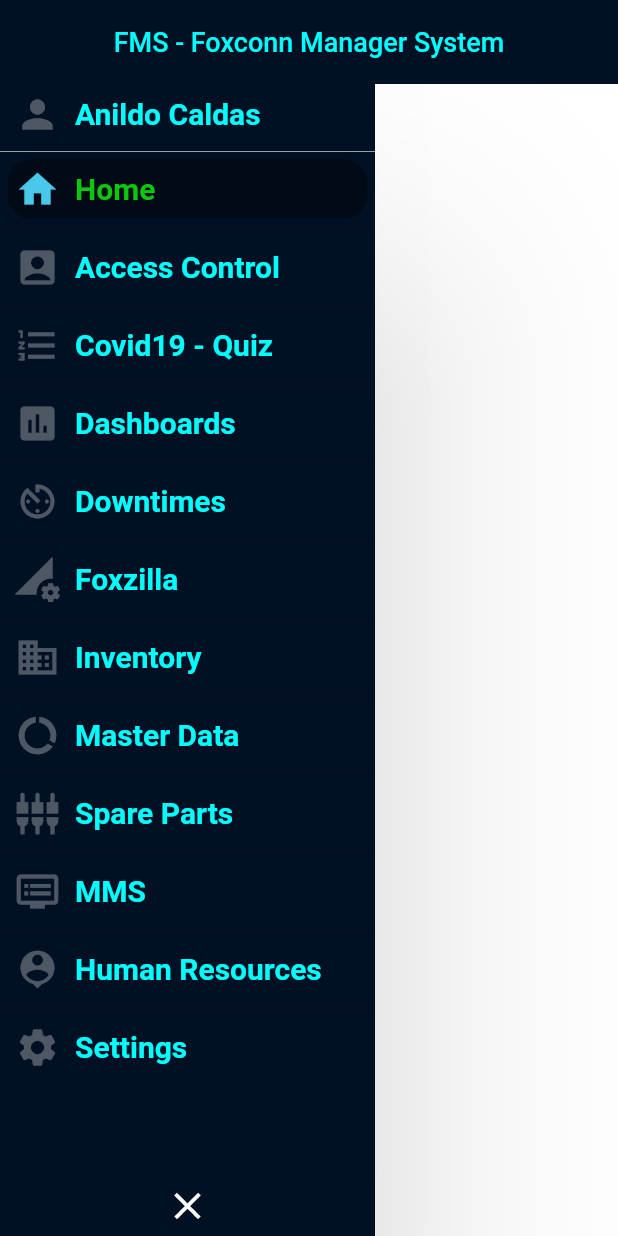
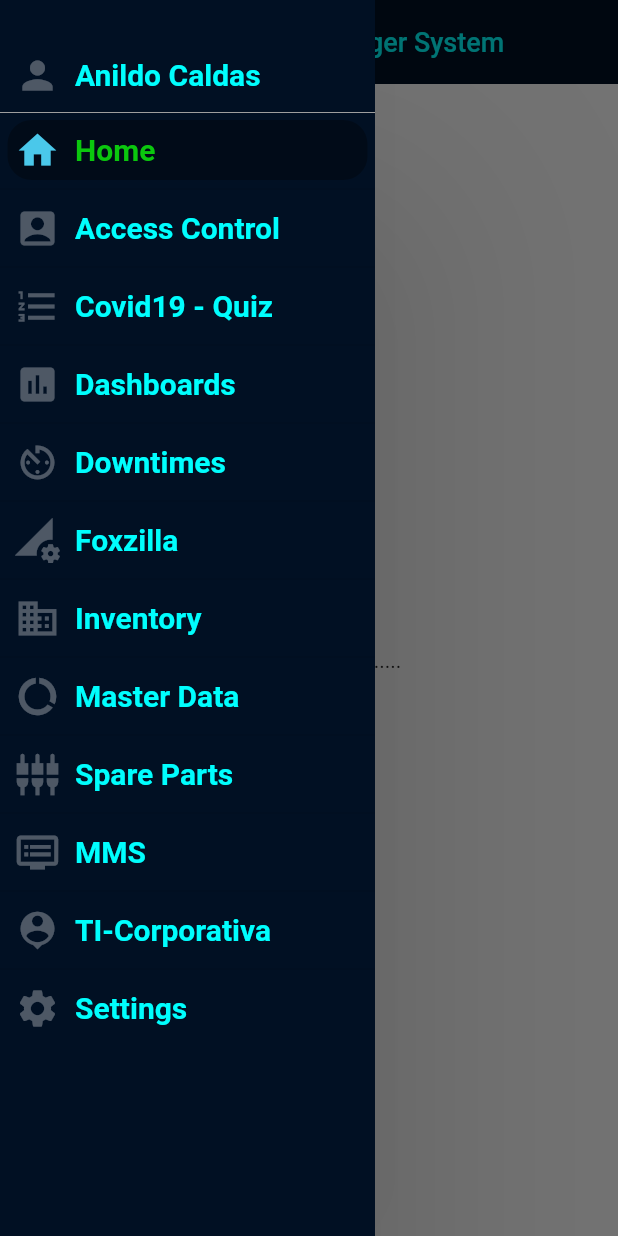
Before and after one commit to AnildoCaldasDev/DowntimeAppFlutter, a Flutter app: the screen it shows after launch, with the side drawer open (before the commit the screen has no drawer), on a phone screen of 412 x 824 dp. Run offline on Flutter 3.47's test engine with Material 2 defaults, Android fonts, the phone set to English and light mode, and no system bars.

Commit message:
created navigation and formated layout of app

```diff
--- a/downtime_app_flutter/lib/commons/collapsing_navigation_drawer.dart
+++ b/downtime_app_flutter/lib/commons/collapsing_navigation_drawer.dart
@@ -1,3 +1,4 @@
+import 'package:downtime_app_flutter/commons/navigation_drawer_bloc.dart';
 import 'package:downtime_app_flutter/model/navigation_model.dart';
 import 'package:downtime_app_flutter/theme.dart';
 import 'package:flutter/material.dart';
@@ -5,6 +6,10 @@
 import 'collapsing_list_tile.dart';
 
 class CollapsingNavigationDrawer extends StatefulWidget {
+
+  final NavigationDrawerBloc bloc;
+  CollapsingNavigationDrawer({ @required this.bloc});
+
   @override
   CollapsingNavigationDrawerState createState() {
     return new CollapsingNavigationDrawerState();
@@ -45,6 +50,7 @@
       color: backGroundColorFuturistic,
       child: Column(
         children: <Widget>[
+          SizedBox(height: 30.0),
           CollapsingListTile(
             title: 'Anildo Caldas',
             icon: Icons.person,
@@ -61,7 +67,11 @@
                     onTap: (){
                       setState(() {
                         currentSelectedIndex = counter;
+                         Navigator.of(context).pop();
+                         bloc.updateNavigation(navigationItems[counter].router);
                       });
+                      // Navigator.of(context).pop();
+                      // bloc.updateNavigation(navigationItems[counter].router);
                     },
                     title: navigationItems[counter].title,
                     icon: navigationItems[counter].icon,
@@ -72,22 +82,22 @@
               itemCount: navigationItems.length,
             ),
           ),
-          SizedBox(height: 10.0),
-          InkWell(
-              onTap: () {
-                setState(() {
-                  isCollapsed = !isCollapsed;
-                  isCollapsed
-                      ? _animationController.forward()
-                      : _animationController.reverse();
-                });
-              },
-              child: AnimatedIcon(
-                  icon: AnimatedIcons.close_menu,
-                  progress: _animationController,
-                  color: Colors.white,
-                  size: 30.0)),
-                  SizedBox(height: 5.0),
+          //SizedBox(height: 10.0),
+          // InkWell(
+          //     onTap: () {
+          //       setState(() {
+          //         isCollapsed = !isCollapsed;
+          //         isCollapsed
+          //             ? _animationController.forward()
+          //             : _animationController.reverse();
+          //       });
+          //     },
+          //     child: AnimatedIcon(
+          //         icon: AnimatedIcons.close_menu,
+          //         progress: _animationController,
+          //         color: Colors.white,
+          //         size: 30.0)),
+                 // SizedBox(height: 5.0),
         ],
       ),
     ));
--- a/downtime_app_flutter/lib/commons/navigation_drawer_bloc.dart
+++ b/downtime_app_flutter/lib/commons/navigation_drawer_bloc.dart
@@ -16,5 +16,6 @@
   void dispose() {
     navigationController.close();
   }
+}
 
-}
+ final bloc = NavigationDrawerBloc();
--- a/downtime_app_flutter/lib/commons/navigation_provider.dart
+++ b/downtime_app_flutter/lib/commons/navigation_provider.dart
@@ -1,5 +1,5 @@
 class NavigationProvider {
-  String currentNavigation = "Home";
+  String currentNavigation = "home";
 
   void updateNavigation(String navigation) {
     currentNavigation = navigation;
--- a/downtime_app_flutter/lib/main.dart
+++ b/downtime_app_flutter/lib/main.dart
@@ -1,7 +1,14 @@
+import 'package:downtime_app_flutter/pages/dashboards.dart';
+import 'package:downtime_app_flutter/pages/downtime.dart';
+import 'package:downtime_app_flutter/pages/home.dart';
 import 'package:downtime_app_flutter/theme.dart';
 import 'package:flutter/material.dart';
+import 'commons/collapsing_navigation_drawer.dart';
+import 'commons/navigation_drawer_bloc.dart';
 
-import 'commons/collapsing_navigation_drawer.dart';
+//Fonte de base do drwaer com gesture: https://github.com/ashishrawat2911/flutter_navigation_drawer_bloc/blob/master/lib/src/ui/my_home_page.dart
+//Fonte do navigationBloc: http://flutterdevs.com/blog/managing-the-state-of-a-widget-using-bloc-flutter/
+
 
 void main() => runApp(MyApp());
 
@@ -32,14 +39,38 @@
         //backgroundColor: drawerBackgroundColor,
         backgroundColor: backGroundColorFuturistic,
       ),
-      ///drawer: CollapsingNavigationDrawer(),// deste jeito consigo fazer o gestos para abrir e fechar
+      // deste jeito consigo fazer o gestos para abrir e fechar
+      drawer: CollapsingNavigationDrawer(bloc: bloc),
+      body: StreamBuilder(
+        stream: bloc.getNavigation,
+        initialData: bloc.navigationProvider.currentNavigation,
+        builder: (context, snapshot) {
+          switch (bloc.navigationProvider.currentNavigation) {
+            case "home":
+              return Home();
+              break;
+
+            case "dashboards":
+              return Dashboards();
+              break;
+
+            case "downtimes":
+              return Downtime();
+              break;
+
+            default:
+              return Home();
+          }
+        },
+      ),
+
       //usando body o menu lateral vai ficar fixo de lado.
-      body: Stack(
-        children: <Widget>[
-          Container(color: Colors.white),
-          CollapsingNavigationDrawer()
-        ],
-      ),
+      // body: Stack(
+      //   children: <Widget>[
+      //     Container(color: Colors.white,),
+      //     CollapsingNavigationDrawer(bloc: bloc)
+      //   ],
+      // ),
     );
   }
 }
--- a/downtime_app_flutter/lib/model/navigation_model.dart
+++ b/downtime_app_flutter/lib/model/navigation_model.dart
@@ -3,21 +3,61 @@
 class NavigationModel {
   String title;
   IconData icon;
+  //TODO: manipulate router with the enum values and not strings statics
+  String router;
 
-  NavigationModel({this.title, this.icon});
+  NavigationModel({this.title, this.icon, this.router});
 }
 
 List<NavigationModel> navigationItems = [
-  NavigationModel(title: "Home", icon: Icons.home),
-  NavigationModel(title: "Access Control", icon: Icons.account_box),
-   NavigationModel(title: "Covid19 - Quiz", icon: Icons.format_list_numbered),
-  NavigationModel(title: "Dashboards", icon: Icons.insert_chart),
-  NavigationModel(title: "Downtimes", icon: Icons.av_timer),
-  NavigationModel(title: "Foxzilla", icon: Icons.perm_data_setting),
-  NavigationModel(title: "Inventory", icon: Icons.domain),
-  NavigationModel(title: "Master Data", icon: Icons.data_usage),
-  NavigationModel(title: "Spare Parts", icon: Icons.settings_input_component),
-  NavigationModel(title: "MMS", icon: Icons.dvr),
-  NavigationModel(title: "Human Resources", icon: Icons.person_pin),
-  NavigationModel(title: "Settings", icon: Icons.settings),
+  // NavigationModel(title: "Home", icon: Icons.home, router:  NavigationRouterType.home),
+  // NavigationModel(title: "Access Control", icon: Icons.account_box, router:  NavigationRouterType.accesscontrol),
+  //  NavigationModel(title: "Covid19 - Quiz", icon: Icons.format_list_numbered, router:  NavigationRouterType.covid19),
+  // NavigationModel(title: "Dashboards", icon: Icons.insert_chart, router:  NavigationRouterType.dashboards),
+  // NavigationModel(title: "Downtimes", icon: Icons.av_timer, router:  NavigationRouterType.downtimes),
+  // NavigationModel(title: "Foxzilla", icon: Icons.perm_data_setting, router:  NavigationRouterType.foxzilla),
+  // NavigationModel(title: "Inventory", icon: Icons.domain, router:  NavigationRouterType.inventory),
+  // NavigationModel(title: "Master Data", icon: Icons.data_usage, router:  NavigationRouterType.masterdata),
+  // NavigationModel(title: "Spare Parts", icon: Icons.settings_input_component, router:  NavigationRouterType.spareparts),
+  // NavigationModel(title: "MMS", icon: Icons.dvr, router:  NavigationRouterType.mms),
+  // NavigationModel(title: "TI-Corporativa", icon: Icons.person_pin, router:  NavigationRouterType.ticorporativa),
+  // NavigationModel(title: "Settings", icon: Icons.settings, router:  NavigationRouterType.settings),
+  NavigationModel(title: "Home", icon: Icons.home,  router: "home"),
+  NavigationModel(title: "Access Control", icon: Icons.account_box, router: "accesscontrol"),
+   NavigationModel(title: "Covid19 - Quiz", icon: Icons.format_list_numbered, router: "covid19"),
+  NavigationModel(title: "Dashboards", icon: Icons.insert_chart, router: "dashboards"),
+  NavigationModel(title: "Downtimes", icon: Icons.av_timer, router: "downtimes"),
+  NavigationModel(title: "Foxzilla", icon: Icons.perm_data_setting, router: "foxzilla"),
+  NavigationModel(title: "Inventory", icon: Icons.domain, router: "inventory"),
+  NavigationModel(title: "Master Data", icon: Icons.data_usage, router: "masterdata"),
+  NavigationModel(title: "Spare Parts", icon: Icons.settings_input_component, router: "spareparts"),
+  NavigationModel(title: "MMS", icon: Icons.dvr, router: "mms"),
+  NavigationModel(title: "TI-Corporativa", icon: Icons.person_pin, router: "ticorporativa"),
+  NavigationModel(title: "Settings", icon: Icons.settings, router: "settings"),
 ];
+
+enum NavigationRouterType {
+  home,
+  accesscontrol,
+  covid19,
+  dashboards,
+  downtimes,
+  foxzilla,
+  inventory,
+  masterdata,
+  spareparts,
+  mms,
+  ticorporativa,
+  settings
+}
+
+// extension on NavigationRouterType {
+//   String toShortString() {
+//     return this.toString().split('.').last;
+//   }
+
+
+
+// NavigationRouterType getEnumRouterByValue(String router){
+//    return   NavigationRouterType()
+// }
--- /dev/null
+++ b/downtime_app_flutter/lib/pages/dashboards.dart
@@ -0,0 +1,8 @@
+import 'package:flutter/material.dart';
+
+class Dashboards extends StatelessWidget{
+  @override
+  Widget build(BuildContext context) {
+     return Center(child: Text("Teste Tela Dashboards....."),);
+  }
+}
--- /dev/null
+++ b/downtime_app_flutter/lib/pages/downtime.dart
@@ -0,0 +1,8 @@
+import 'package:flutter/material.dart';
+
+class Downtime extends StatelessWidget{
+  @override
+  Widget build(BuildContext context) {
+     return Center(child: Text("Teste Tela Downtime....."),);
+  }
+}
--- /dev/null
+++ b/downtime_app_flutter/lib/pages/home.dart
@@ -0,0 +1,8 @@
+import 'package:flutter/material.dart';
+
+class Home extends StatelessWidget{
+  @override
+  Widget build(BuildContext context) {
+     return Center(child: Text("Teste Tela Home....."),);
+  }
+}
```
